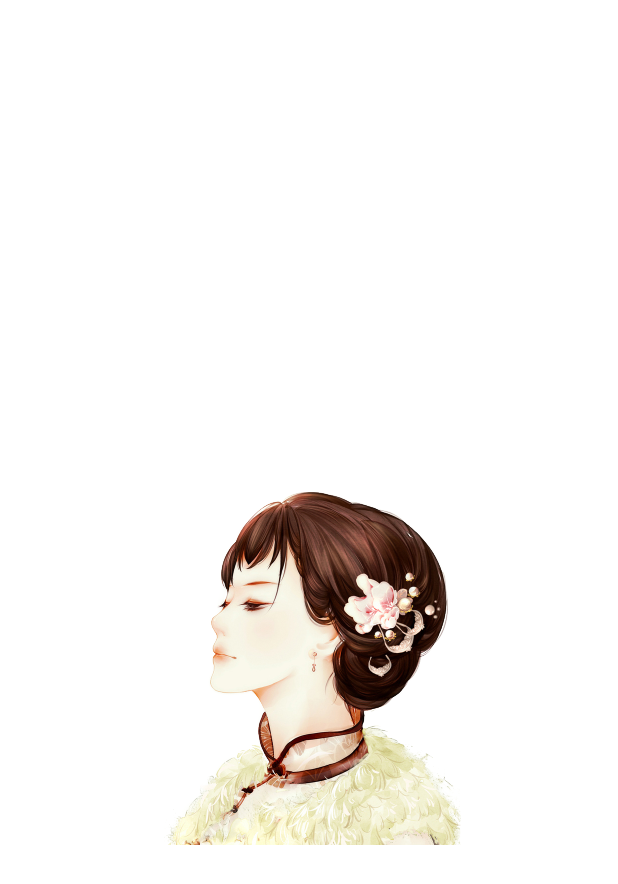
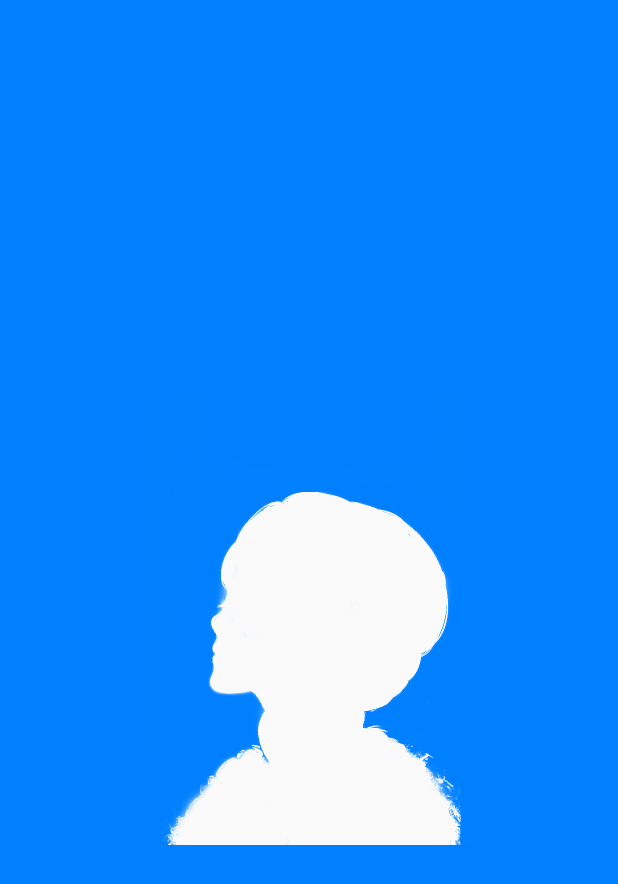
Before and after one commit to conceptcon/DemoCustomView2, an Android app: the layout activity_dst_out_.xml on its own in the app's theme, with its tools: preview values and no code run, on a phone screen of 412 x 824 dp. Shown: the top 884 px of the screen. Run offline under Robolectric (Android 15) with nearby library versions, the phone set to English and light mode, and no system bars.

Commit message:
完成DST_OUT练习

```diff
--- a/app/src/main/AndroidManifest.xml
+++ b/app/src/main/AndroidManifest.xml
@@ -19,8 +19,9 @@
         <activity android:name=".PorterDuffColorFilterActivity" />
         <activity
             android:name=".PorterDuffXfermodeActivity"
-            android:label="@string/title_activity_porter_duff_xfermode"></activity>
-        <activity android:name=".DST_IN_Activity"></activity>
+            android:label="@string/title_activity_porter_duff_xfermode" />
+        <activity android:name=".DST_IN_Activity" />
+        <activity android:name=".DST_OUT_Activity"></activity>
     </application>
 
 </manifest>
--- /dev/null
+++ b/app/src/main/java/com/example/leeyou/democustomview2/DST_OUT_Activity.java
@@ -0,0 +1,13 @@
+package com.example.leeyou.democustomview2;
+
+import android.support.v7.app.AppCompatActivity;
+import android.os.Bundle;
+
+public class DST_OUT_Activity extends AppCompatActivity {
+
+    @Override
+    protected void onCreate(Bundle savedInstanceState) {
+        super.onCreate(savedInstanceState);
+        setContentView(R.layout.activity_dst_out_);
+    }
+}
--- a/app/src/main/java/com/example/leeyou/democustomview2/customView/DisInView.java
+++ b/app/src/main/java/com/example/leeyou/democustomview2/customView/DstOutView.java
@@ -5,7 +5,6 @@ import android.content.Context;
 import android.graphics.Bitmap;
 import android.graphics.BitmapFactory;
 import android.graphics.Canvas;
-import android.graphics.Color;
 import android.graphics.Paint;
 import android.graphics.PorterDuff;
 import android.graphics.PorterDuffXfermode;
@@ -15,22 +14,22 @@ import android.view.View;
 import com.example.leeyou.democustomview2.R;
 import com.example.leeyou.democustomview2.util.MeasureUtil;
 
-public class DisInView extends View {
+public class DstOutView extends View {
     private Paint mPaint;
-    private Bitmap bitmapDis, bitmapSrc;
+    private Bitmap bitmapSrc;
     private PorterDuffXfermode porterDuffXfermode;
 
     private int x, y;
     private int screenW, screenH;
 
-    public DisInView(Context context) {
+    public DstOutView(Context context) {
         super(context);
     }
 
-    public DisInView(Context context, AttributeSet attrs) {
+    public DstOutView(Context context, AttributeSet attrs) {
         super(context, attrs);
 
-        porterDuffXfermode = new PorterDuffXfermode(PorterDuff.Mode.DST_IN);
+        porterDuffXfermode = new PorterDuffXfermode(PorterDuff.Mode.DST_OUT);
 
         initPaint();
 
@@ -38,7 +37,6 @@ public class DisInView extends View {
     }
 
     private void initRes(Context context) {
-        bitmapDis = BitmapFactory.decodeResource(context.getResources(), R.mipmap.a3);
         bitmapSrc = BitmapFactory.decodeResource(context.getResources(), R.mipmap.a3_mask);
 
         int[] screenSize = MeasureUtil.getScreenSize((Activity) context);
@@ -46,26 +44,26 @@ public class DisInView extends View {
         screenW = screenSize[0];
         screenH = screenSize[1];
 
-        x = screenW / 2 - bitmapDis.getWidth() / 2;
-        y = screenH / 2 - bitmapDis.getHeight() / 2;
+        x = screenW / 2 - bitmapSrc.getWidth() / 2;
+        y = screenH / 2 - bitmapSrc.getHeight() / 2;
     }
 
     private void initPaint() {
         mPaint = new Paint(Paint.ANTI_ALIAS_FLAG);
     }
 
-    public DisInView(Context context, AttributeSet attrs, int defStyleAttr) {
+    public DstOutView(Context context, AttributeSet attrs, int defStyleAttr) {
         super(context, attrs, defStyleAttr);
     }
 
     @Override
     protected void onDraw(Canvas canvas) {
         super.onDraw(canvas);
-        canvas.drawColor(Color.WHITE);
+//        canvas.drawColor(Color.WHITE);
 
         int sc = canvas.saveLayer(0, 0, screenW, screenH, null, Canvas.ALL_SAVE_FLAG);
 
-        canvas.drawBitmap(bitmapDis, x, y, mPaint);
+        canvas.drawColor(0xFF0080FF);
 
         mPaint.setXfermode(porterDuffXfermode);
 
--- a/app/src/main/res/layout/activity_dst_in_.xml
+++ b/app/src/main/res/layout/activity_dst_out_.xml
@@ -1,9 +1,11 @@
 <?xml version="1.0" encoding="utf-8"?>
 <RelativeLayout xmlns:android="http://schemas.android.com/apk/res/android"
+    xmlns:tools="http://schemas.android.com/tools"
     android:layout_width="match_parent"
-    android:layout_height="match_parent">
+    android:layout_height="match_parent"
+    tools:context="com.example.leeyou.democustomview2.DST_OUT_Activity">
 
-    <com.example.leeyou.democustomview2.customView.DisInView
+    <com.example.leeyou.democustomview2.customView.DstOutView
         android:layout_width="match_parent"
         android:layout_height="match_parent" />
 
--- a/app/src/main/res/layout/activity_main.xml
+++ b/app/src/main/res/layout/activity_main.xml
@@ -32,6 +32,12 @@
         android:layout_height="wrap_content"
         android:text="DST IN EXERCISE" />
 
+    <Button
+        android:id="@+id/btn_dst_out_exercise"
+        android:layout_width="wrap_content"
+        android:layout_height="wrap_content"
+        android:text="DST out EXERCISE" />
+
     <com.example.leeyou.democustomview2.customView.CustomCircleView
         android:layout_width="match_parent"
         android:layout_height="match_parent"
```
Also changed, not shown: app/src/main/java/com/example/leeyou/democustomview2/MainActivity.java (+8 -0 lines), app/src/main/java/com/example/leeyou/democustomview2/customView/DstInView.java (added, +78 -0 lines).
